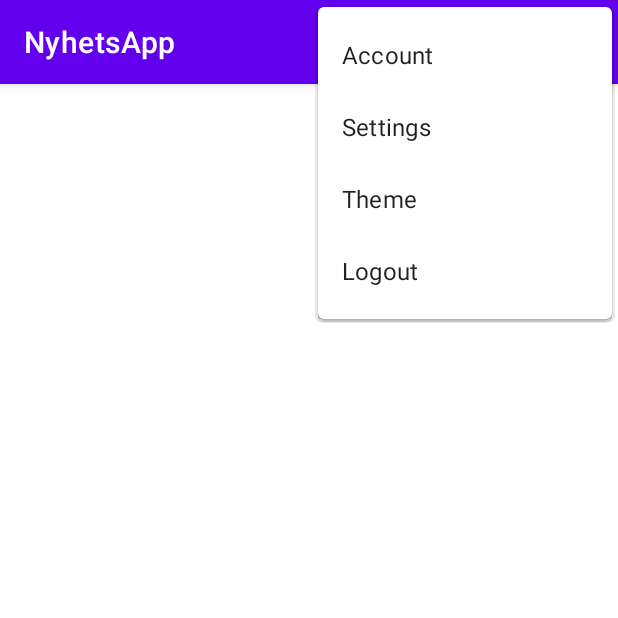
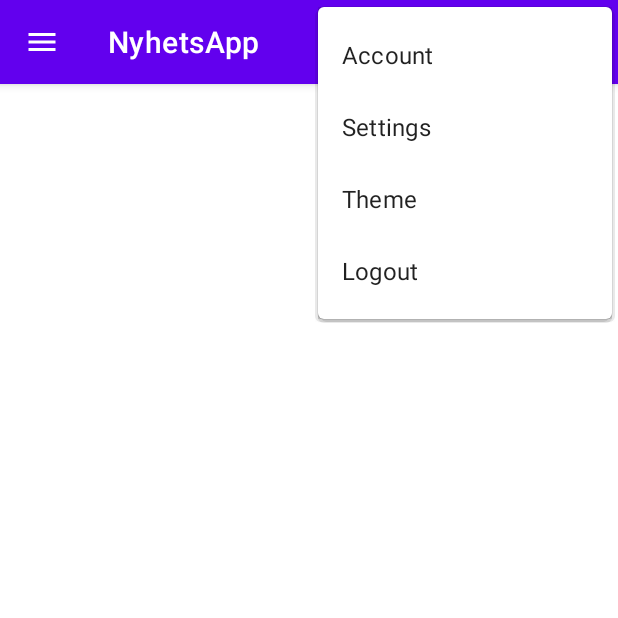
Before and after one commit to Aleksander00/NyhetsApp, an Android app: the MainFragment screen opened through its navigation route, with the options menu open, on a phone screen of 412 x 824 dp, the top half of it. Run offline under Robolectric (Android 15) with nearby library versions, the phone set to English and light mode, and no system bars; our stand-ins replace data binding, navigation-ui.

Commit message:
Drawermenu for MainFragment

```diff
--- a/app/src/main/java/com/example/nyhetsapp/MainFragment.kt
+++ b/app/src/main/java/com/example/nyhetsapp/MainFragment.kt
@@ -3,8 +3,11 @@ package com.example.nyhetsapp
 import android.os.Bundle
 import android.view.*
 import androidx.appcompat.app.AppCompatActivity
+import androidx.core.view.GravityCompat
+import androidx.drawerlayout.widget.DrawerLayout
 import androidx.fragment.app.Fragment
 import androidx.navigation.findNavController
+import androidx.navigation.ui.AppBarConfiguration
 import com.example.nyhetsapp.databinding.FragmentMainBinding
 
 
@@ -19,7 +22,8 @@ class MainFragment : Fragment() {
     ): View {
         _binding = FragmentMainBinding.inflate(inflater, container, false)
 
-        (activity as AppCompatActivity).supportActionBar?.setDisplayHomeAsUpEnabled(false) //Removes up button for this fragment
+        //(activity as AppCompatActivity).supportActionBar?.setDisplayHomeAsUpEnabled(true) //Removes up button for this fragment
+        (activity as AppCompatActivity).supportActionBar?.setHomeAsUpIndicator(R.drawable.ic_baseline_menu_24) //Changes up button icon with drawer icon
         setHasOptionsMenu(true) //Adds option menu
 
         // Inflate the layout for this fragment
@@ -30,6 +34,7 @@ class MainFragment : Fragment() {
     override fun onCreateOptionsMenu(menu: Menu, inflater: MenuInflater) {
         inflater.inflate(R.menu.option_menu, menu)
     }
+
     override fun onOptionsItemSelected(item: MenuItem): Boolean {
         // Handle item selection
         return when (item.itemId) {
@@ -49,11 +54,20 @@ class MainFragment : Fragment() {
                 view?.findNavController()?.navigate(R.id.action_mainFragment_to_startFragment)
                 true
             }
+            android.R.id.home -> { //Overwrites up button
+                if (binding.drawerLayout.isOpen) {
+                    binding.drawerLayout.closeDrawer(GravityCompat.START)
+                } else {
+                    binding.drawerLayout.openDrawer(GravityCompat.START)
+                }
+                true
+            }
             else -> super.onOptionsItemSelected(item)
         }
     }
-   override fun onDestroyView() {
-       super.onDestroyView()
-       _binding = null
-   }
+
+    override fun onDestroyView() {
+        super.onDestroyView()
+        _binding = null
+    }
 }
--- /dev/null
+++ b/app/src/main/res/drawable/ic_baseline_menu_24.xml
@@ -0,0 +1,10 @@
+<vector xmlns:android="http://schemas.android.com/apk/res/android"
+    android:width="24dp"
+    android:height="24dp"
+    android:viewportWidth="24"
+    android:viewportHeight="24"
+    android:tint="?attr/colorControlNormal">
+  <path
+      android:fillColor="@android:color/white"
+      android:pathData="M3,18h18v-2L3,16v2zM3,13h18v-2L3,11v2zM3,6v2h18L21,6L3,6z"/>
+</vector>
--- /dev/null
+++ b/app/src/main/res/drawable/ic_search_black_24dp.xml
@@ -0,0 +1,9 @@
+<vector xmlns:android="http://schemas.android.com/apk/res/android"
+        android:width="24dp"
+        android:height="24dp"
+        android:viewportWidth="24.0"
+        android:viewportHeight="24.0">
+    <path
+        android:fillColor="#FF000000"
+        android:pathData="M15.5,14h-0.79l-0.28,-0.27C15.41,12.59 16,11.11 16,9.5 16,5.91 13.09,3 9.5,3S3,5.91 3,9.5 5.91,16 9.5,16c1.61,0 3.09,-0.59 4.23,-1.57l0.27,0.28v0.79l5,4.99L20.49,19l-4.99,-5zM9.5,14C7.01,14 5,11.99 5,9.5S7.01,5 9.5,5 14,7.01 14,9.5 11.99,14 9.5,14z"/>
+</vector>
--- a/app/src/main/res/layout/activity_main.xml
+++ b/app/src/main/res/layout/activity_main.xml
@@ -1,5 +1,5 @@
 <?xml version="1.0" encoding="utf-8"?>
-<androidx.constraintlayout.widget.ConstraintLayout xmlns:android="http://schemas.android.com/apk/res/android"
+<androidx.drawerlayout.widget.DrawerLayout xmlns:android="http://schemas.android.com/apk/res/android"
     xmlns:app="http://schemas.android.com/apk/res-auto"
     xmlns:tools="http://schemas.android.com/tools"
     android:layout_width="match_parent"
@@ -19,4 +19,4 @@
         app:navGraph="@navigation/nav_graph" />
 
 
-</androidx.constraintlayout.widget.ConstraintLayout>
+</androidx.drawerlayout.widget.DrawerLayout>
--- a/app/src/main/res/layout/fragment_main.xml
+++ b/app/src/main/res/layout/fragment_main.xml
@@ -1,14 +1,34 @@
 <?xml version="1.0" encoding="utf-8"?>
-<LinearLayout xmlns:android="http://schemas.android.com/apk/res/android"
+<layout xmlns:android="http://schemas.android.com/apk/res/android"
     xmlns:app="http://schemas.android.com/apk/res-auto"
     xmlns:tools="http://schemas.android.com/tools"
-    android:layout_width="match_parent"
-    android:layout_height="match_parent"
     android:orientation="vertical"
     tools:context=".MainFragment"
     tools:ignore="UseCompoundDrawables">
 
+    <!--Drawer menu-->
+    <androidx.drawerlayout.widget.DrawerLayout
+        android:id="@+id/drawer_layout"
+        android:layout_width="match_parent"
+        android:layout_height="match_parent">
 
+        <com.google.android.material.navigation.NavigationView
+            android:id="@+id/drawer_view"
+            android:layout_width="wrap_content"
+            android:layout_height="match_parent"
+            android:layout_gravity="start"
+            android:fitsSystemWindows="true"
+            app:menu="@menu/drawer_menu" />
 
+        <RelativeLayout
+            android:layout_width="wrap_content"
+            android:layout_height="match_parent">
 
-</LinearLayout>
+            <ListView
+                android:id="@+id/drawer_listview"
+                android:layout_width="match_parent"
+                android:layout_height="match_parent" />
+        </RelativeLayout>
+    </androidx.drawerlayout.widget.DrawerLayout>
+
+</layout>
--- /dev/null
+++ b/app/src/main/res/menu/drawer_menu.xml
@@ -0,0 +1,22 @@
+<?xml version="1.0" encoding="utf-8"?>
+<menu xmlns:app="http://schemas.android.com/apk/res-auto"
+    xmlns:tools="http://schemas.android.com/tools"
+    xmlns:android="http://schemas.android.com/apk/res/android">
+
+    <group
+        android:id="@+id/drawer_group"
+        android:checkableBehavior="single"
+        tools:ignore="ExtraText">
+        <item
+            android:id="@+id/app_bar_search"
+            android:icon="@drawable/ic_search_black_24dp"
+            android:title="@string/search"
+            app:actionViewClass="android.widget.SearchView" />
+        <item
+            android:id="@+id/nrk"
+            android:title="@string/NRK" />
+        <item
+            android:id="@+id/placeholder"
+            android:title="@string/VG" />
+    </group>
+</menu>
--- a/app/src/main/res/values/strings.xml
+++ b/app/src/main/res/values/strings.xml
@@ -13,6 +13,10 @@
     <string name="settings">Settings</string>
     <string name="theme">Theme</string>
     <string name="logout">Logout</string>
+    <!--Main Fragment-->
+    <string name="search">Search</string>
+    <string name="NRK">NRK</string>
+    <string name="VG">VG</string>
     <!-- TODO: Remove or change this placeholder text -->
     <string name="hello_blank_fragment">Hello blank fragment</string>
 </resources>
```
